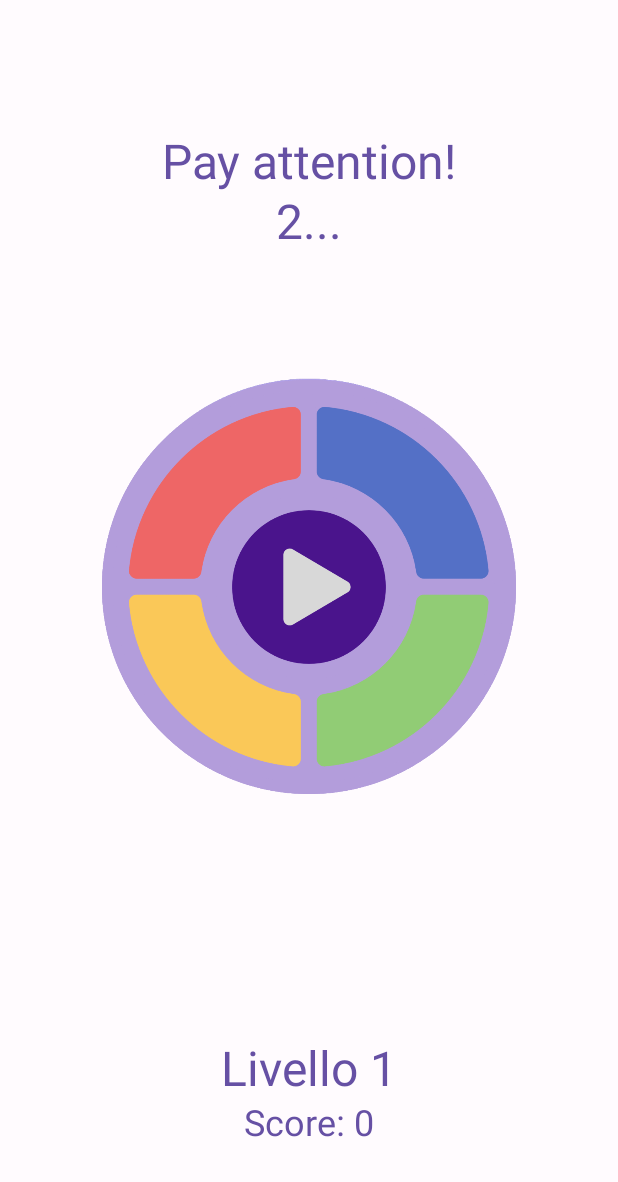
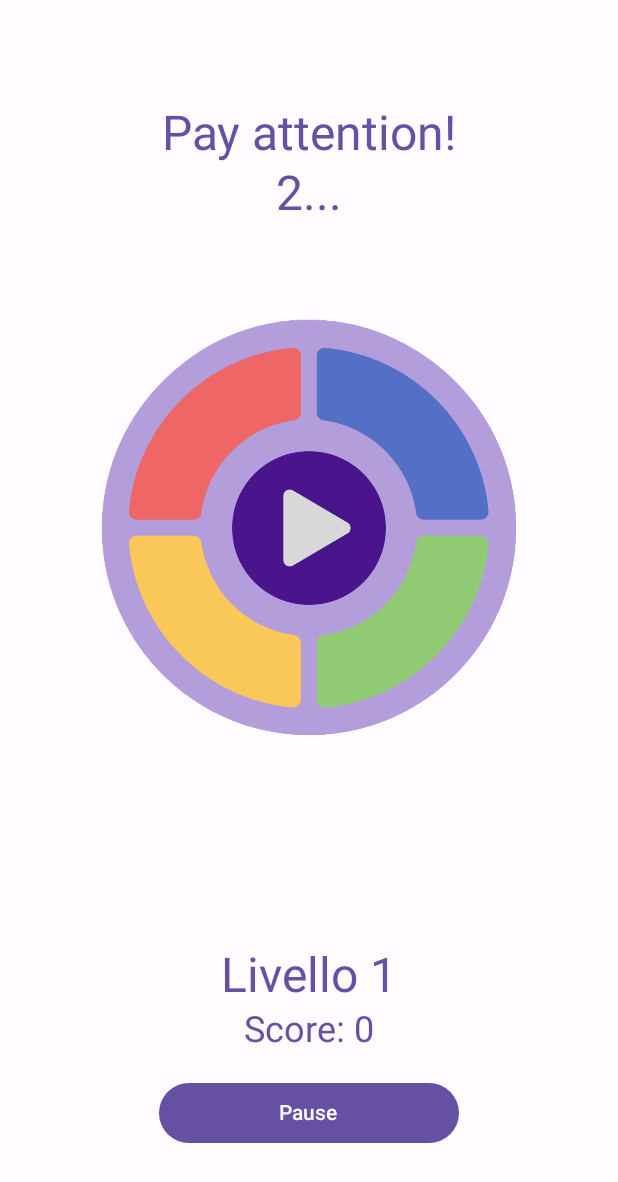
Before and after one commit to AlessandroLibotte/SimonKotlords, an Android app built with Jetpack Compose: the composable GameView shown on its own in the app's theme, after a tap on "Start Game!", on a phone screen of 412 x 824 dp. Shown: the top 1182 px of the screen. Run offline under Robolectric (Android 15) with nearby library versions, the phone set to English and light mode, and no system bars; our stand-ins replace Dagger/Hilt's generated code, livedata-compose.

Commit message:
added restart capability after gameover and pause/resume button. fixed spacing and positioning of gameview

```diff
--- a/app/src/main/java/com/example/simon_kotlords/MainActivity.kt
+++ b/app/src/main/java/com/example/simon_kotlords/MainActivity.kt
@@ -120,7 +120,7 @@ fun Content() {
                 exitTransition = null,
                 popEnterTransition = null,
                 popExitTransition = null
-            ) { GameView() }
+            ) { GameView(modifier = Modifier.padding(innerPadding)) }
             composable(
                 AppDestinations.LEADERBOARD_ROUTE,
                 enterTransition = null,
--- a/app/src/main/java/com/example/simon_kotlords/ui/model/GameViewModel.kt
+++ b/app/src/main/java/com/example/simon_kotlords/ui/model/GameViewModel.kt
@@ -62,6 +62,18 @@ class GameViewModel @Inject constructor(
     private val _topText = MutableLiveData<String>()
     val topText: LiveData<String> = _topText
 
+    private val _bottomButtonText = MutableLiveData<String>()
+    val bottomButtonText: LiveData<String> = _bottomButtonText
+
+    private val _bottomButtonCallback = MutableLiveData<() -> Unit>()
+    val bottomButtonCallback: LiveData<() -> Unit> = _bottomButtonCallback
+
+    init {
+        _topText.value = "Pay attention!"
+        _bottomButtonText.value = "Start Game!"
+        _bottomButtonCallback.value = ::startGame
+    }
+
     fun startGame() {
 
         _isGameInProgress.value = true
@@ -70,6 +82,8 @@ class GameViewModel @Inject constructor(
         _score.value = 0
         _sequence.value = emptyList()
         _inputSequence.value = emptyList()
+        _bottomButtonText.value = "Pause"
+        _bottomButtonCallback.value = ::pauseGame
 
         updateSequence()
 
@@ -81,6 +95,11 @@ class GameViewModel @Inject constructor(
 
             playSequence()
         }
+    }
+
+    fun pauseGame() {
+        _isGamePaused.value = !(_isGamePaused.value ?: false)
+        _bottomButtonText.value = if (_isGamePaused.value == true) "Resume" else "Pause"
     }
 
     fun updateSequence() {
@@ -107,10 +126,13 @@ class GameViewModel @Inject constructor(
     }
 
     fun gameOver(){
+
         _sequence.value = emptyList()
         _inputSequence.value = emptyList()
         _gameOver.value = true
         _topText.value = "Game Over"
+        _bottomButtonText.value = "Start Game!"
+        _bottomButtonCallback.value = ::startGame
 
         repository.addHighScore(LocalDate.now(), level.value ?: 1, score.value ?: 0)
 
--- a/app/src/main/java/com/example/simon_kotlords/ui/view/GameView.kt
+++ b/app/src/main/java/com/example/simon_kotlords/ui/view/GameView.kt
@@ -62,6 +62,8 @@ fun GameView(
     val isGameInProgress = gameViewModel.isGameInProgress.observeAsState(false)
     val isGamePaused = gameViewModel.isGamePaused.observeAsState(false)
     val topText = gameViewModel.topText.observeAsState("Pay attention!")
+    val bottomButtonText = gameViewModel.bottomButtonText.observeAsState("Start Game!")
+    val bottomButtonCallback = gameViewModel.bottomButtonCallback.observeAsState(gameViewModel::startGame)
 
     Surface(
         modifier = modifier.fillMaxSize(),
@@ -129,20 +131,19 @@ fun GameView(
                 }
             }
 
-            Box(
-                modifier = Modifier.defaultMinSize(minHeight = 150.dp),
+            Column(
+                modifier = Modifier
+                    .fillMaxWidth()
+                    .defaultMinSize(minHeight = 230.dp),
+                horizontalAlignment = Alignment.CenterHorizontally,
+                verticalArrangement = Arrangement.Center
             ) {
 
                 if (isGameInProgress.value) {
 
-                    Column(
-                        modifier = Modifier.fillMaxWidth(),
-                        horizontalAlignment = Alignment.CenterHorizontally,
-                        verticalArrangement = Arrangement.Center
-                    ) {
-
                     Text(
-                            if (gameOver.value) "Game Over\n" else "\n",
+                        if (gameOver.value) "Game Over" else "",
+                        modifier = Modifier.padding(bottom = 15.dp),
                         style = MaterialTheme.typography.headlineLarge,
                         color = MaterialTheme.colorScheme.primary
                     )
@@ -155,21 +156,18 @@ fun GameView(
                     Text(
                         "Score: ${score.value}",
                         style = MaterialTheme.typography.headlineSmall,
-                            color = MaterialTheme.colorScheme.primary
+                        color = MaterialTheme.colorScheme.primary,
+                        modifier = Modifier.padding(bottom = 15.dp)
                     )
 
                 }
 
-                } else {
-
                 Button(
-                        onClick = gameViewModel::startGame,
+                    onClick = bottomButtonCallback.value,
                     modifier = Modifier.widthIn(min = 200.dp),
                     colors = ButtonDefaults.buttonColors(contentColor = MaterialTheme.colorScheme.onPrimary)
                 ) {
-                        Text(text = "Start Game!")
-                    }
-
+                    Text(bottomButtonText.value)
                 }
 
             }
```
Lines whose indentation alone changed are shown as unchanged.
